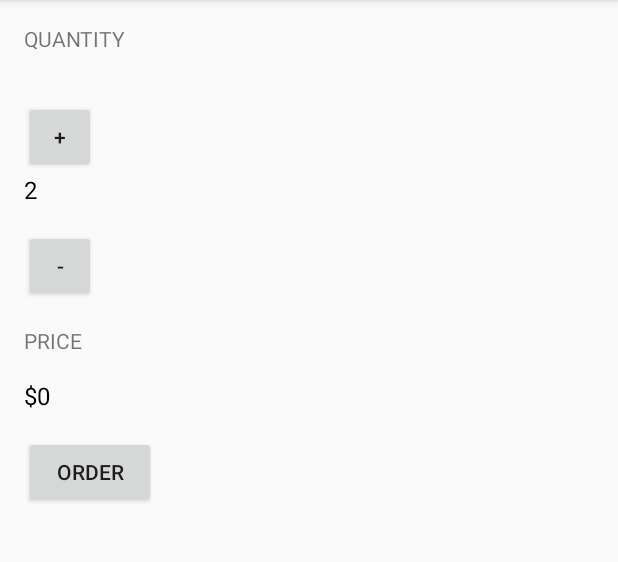
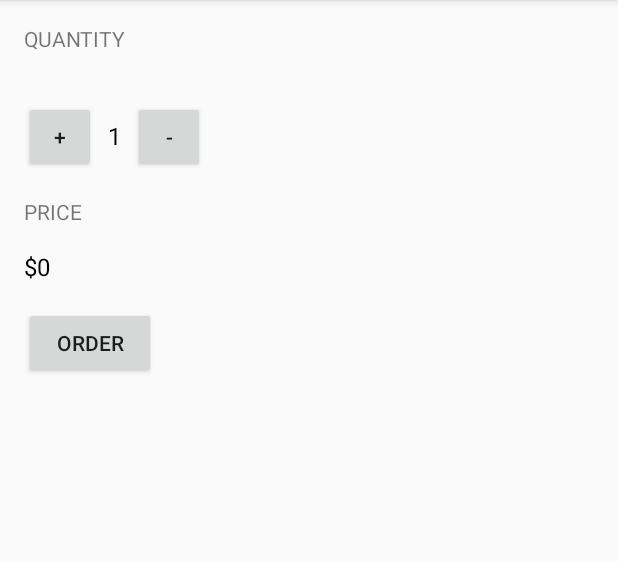
Before and after one commit to williamscs/JustJava, an Android app: the screen it shows after launch (MainActivity), on a phone screen of 412 x 824 dp, the part 84-646 px from its top. Run offline under Robolectric (Android 15) with nearby library versions, the phone set to English and light mode, and no system bars.

Commit message:
Improved quantity layout

```diff
--- a/app/src/main/res/layout/activity_main.xml
+++ b/app/src/main/res/layout/activity_main.xml
@@ -16,10 +16,14 @@
         android:layout_marginBottom="16dp"
         android:text="Quantity"
         android:textAllCaps="true"/>
+    <LinearLayout
+        android:layout_width="match_parent"
+        android:layout_height="wrap_content"
+        android:layout_marginTop="16dp"
+        android:orientation="horizontal">
         <Button
             android:layout_width="48dp"
             android:layout_height="48dp"
-        android:layout_marginTop="16dp"
             android:text="+"
             android:onClick="increment"/>
         <TextView
@@ -28,13 +32,15 @@
             android:textSize="16sp"
             android:layout_width="wrap_content"
             android:layout_height="wrap_content"
-        android:text="2" />
+            android:paddingLeft="8dp"
+            android:paddingRight="8dp"
+            android:text="1" />
         <Button
             android:layout_width="48dp"
             android:layout_height="48dp"
-        android:layout_marginTop="16dp"
             android:text="-"
             android:onClick="decrement"/>
+    </LinearLayout>
     <TextView
         android:layout_width="wrap_content"
         android:layout_height="wrap_content"
```
Lines whose indentation alone changed are shown as unchanged.
